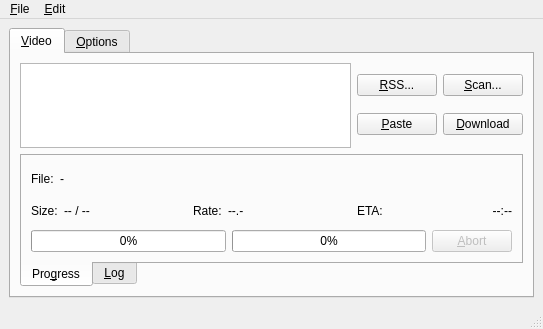
Qt form rc/mainwnd.ui (guendto/abby) before a commit.
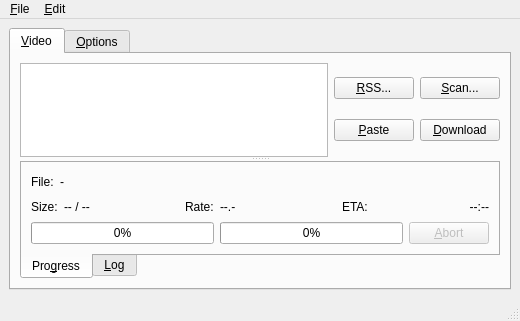
The same form after that commit. Icons and pictures are not drawn.

What changed in the file:
```diff
--- a/rc/mainwnd.ui
+++ b/rc/mainwnd.ui
@@ -6,8 +6,8 @@
    <rect>
     <x>0</x>
     <y>0</y>
-    <width>543</width>
-    <height>329</height>
+    <width>520</width>
+    <height>321</height>
    </rect>
   </property>
   <property name="windowTitle" >
@@ -26,6 +26,11 @@
        </attribute>
        <layout class="QGridLayout" name="gridLayout_3" >
         <item row="0" column="0" >
+         <widget class="QSplitter" name="splitter" >
+          <property name="orientation" >
+           <enum>Qt::Vertical</enum>
+          </property>
+          <widget class="QWidget" name="" >
          <layout class="QHBoxLayout" name="horizontalLayout" >
           <item>
            <widget class="QTextEdit" name="urlEdit" />
@@ -119,8 +124,7 @@
            </layout>
           </item>
          </layout>
-        </item>
-        <item row="1" column="0" >
+          </widget>
          <widget class="QTabWidget" name="tabWidget_2" >
           <property name="tabPosition" >
            <enum>QTabWidget::South</enum>
@@ -327,6 +331,7 @@
            </layout>
           </widget>
          </widget>
+         </widget>
         </item>
        </layout>
       </widget>
@@ -543,7 +548,7 @@
     <rect>
      <x>0</x>
      <y>0</y>
-     <width>543</width>
+     <width>520</width>
      <height>25</height>
     </rect>
    </property>
```
Left out of the diff: 2 changed lines with no effect on the pictures. Lines whose indentation alone changed are shown as unchanged.
